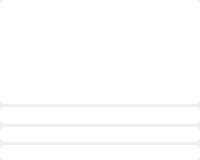
The window that src/ui/zood/videoView.ui (BusyStudent/QZood) describes before a commit, drawn with Qt 5.
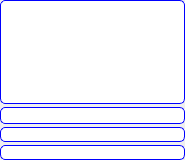
The same window after the commit.

```diff
--- a/src/ui/zood/videoView.ui
+++ b/src/ui/zood/videoView.ui
@@ -6,17 +6,29 @@
    <rect>
     <x>0</x>
     <y>0</y>
-    <width>200</width>
+    <width>185</width>
     <height>160</height>
    </rect>
   </property>
+  <property name="sizePolicy">
+   <sizepolicy hsizetype="Fixed" vsizetype="Fixed">
+    <horstretch>0</horstretch>
+    <verstretch>0</verstretch>
+   </sizepolicy>
+  </property>
+  <property name="minimumSize">
+   <size>
+    <width>185</width>
+    <height>160</height>
+   </size>
+  </property>
   <property name="windowTitle">
    <string>Form</string>
   </property>
   <property name="styleSheet">
    <string notr="true">QLabel {
 background-color: rgb(255, 255, 255);
-border: 1px solid white;
+border: 1px solid blue;
 border-radius: 5px;
 }
 QLabel#videSource, QLabel#videMessage{
```
